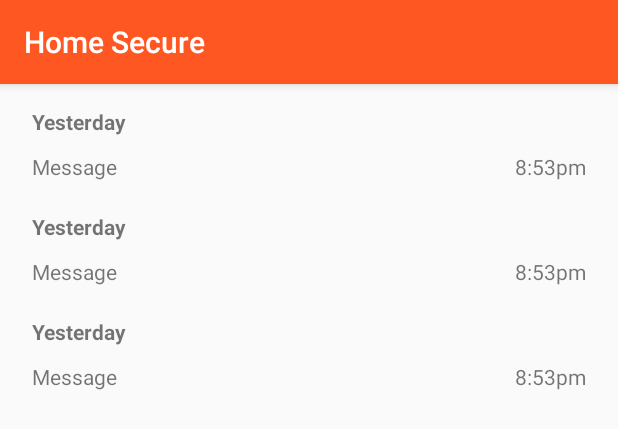
After one commit to Ogadai/MyHomeSecureAndroid, an Android app: the layout fragment_history_list.xml on its own in the app's theme, with its tools: preview values and no code run, on a phone screen of 412 x 824 dp. The commit adds this screen. Shown: the top 429 px of the screen. Run offline under Robolectric (Android 15) with nearby library versions, the phone set to English and light mode, and no system bars.

Commit message:
Added history view

```diff
--- a/app/build.gradle
+++ b/app/build.gradle
@@ -40,10 +40,10 @@ dependencies {
     compile fileTree(dir: 'libs', include: ['*.jar'])
     compile 'com.google.code.gson:gson:2.3'
     compile 'com.google.guava:guava:18.0'
-    compile 'com.android.support:appcompat-v7:23.1.0'
+    compile 'com.android.support:appcompat-v7:23.1.1'
     compile 'com.android.support:preference-v7:23.1.0'
-    compile 'com.android.support:design:23.1.0'
-    compile 'com.android.support:recyclerview-v7:23.1.0'
+    compile 'com.android.support:design:23.1.1'
+    compile 'com.android.support:recyclerview-v7:23.1.1'
     compile 'com.microsoft.azure:azure-mobile-services-android-sdk:2.0.3'
     compile 'com.microsoft.azure:azure-notifications-handler:1.0.1@jar'
     compile 'javax.websocket:javax.websocket-api:1.1'
--- a/app/src/main/java/com/ogadai/ogadai_secure/MainActivity.java
+++ b/app/src/main/java/com/ogadai/ogadai_secure/MainActivity.java
@@ -99,6 +99,9 @@ public class MainActivity extends Activity
         switch(position) {
             case 0:
                 newFragment = new MonitorStatesFragment();
+                break;
+            case 1:
+                newFragment = new HistoryFragment();
                 break;
             default:
                 newFragment = PlaceholderFragment.newInstance(position + 1);
--- /dev/null
+++ b/app/src/main/res/layout/fragment_history.xml
@@ -0,0 +1,42 @@
+<?xml version="1.0" encoding="utf-8"?>
+<LinearLayout xmlns:android="http://schemas.android.com/apk/res/android"
+    android:layout_width="match_parent"
+    android:layout_height="wrap_content"
+    android:orientation="vertical">
+
+    <TextView
+        android:id="@+id/date"
+        android:layout_width="wrap_content"
+        android:layout_height="wrap_content"
+        android:layout_marginTop="15dp"
+        android:layout_marginLeft="@dimen/text_margin"
+        android:layout_marginRight="@dimen/text_margin"
+        android:layout_marginBottom="@dimen/text_margin"
+        android:textStyle="bold"
+        android:text="@string/date_text"
+        />
+
+    <LinearLayout
+        android:layout_width="match_parent"
+        android:layout_height="wrap_content"
+        android:orientation="horizontal">
+
+        <TextView
+            android:id="@+id/message"
+            android:layout_width="wrap_content"
+            android:layout_height="wrap_content"
+            android:layout_margin="@dimen/text_margin"
+            android:text="@string/message_text"
+            android:layout_weight="1"
+            />
+
+        <TextView
+            android:id="@+id/time"
+            android:layout_width="wrap_content"
+            android:layout_height="wrap_content"
+            android:layout_margin="@dimen/text_margin"
+            android:text="@string/time_text"
+            />
+    </LinearLayout>
+
+</LinearLayout>
--- /dev/null
+++ b/app/src/main/res/layout/fragment_history_list.xml
@@ -0,0 +1,13 @@
+<?xml version="1.0" encoding="utf-8"?>
+<android.support.v7.widget.RecyclerView xmlns:android="http://schemas.android.com/apk/res/android"
+    xmlns:app="http://schemas.android.com/apk/res-auto"
+    xmlns:tools="http://schemas.android.com/tools"
+    android:id="@+id/list"
+    android:name="com.ogadai.ogadai_secure.HistoryFragment"
+    android:layout_width="match_parent"
+    android:layout_height="match_parent"
+    android:layout_marginLeft="16dp"
+    android:layout_marginRight="16dp"
+    app:layoutManager="LinearLayoutManager"
+    tools:context="com.ogadai.ogadai_secure.HistoryFragment"
+    tools:listitem="@layout/fragment_history" />
--- a/app/src/main/res/layout/row_list_monitor_states.xml
+++ b/app/src/main/res/layout/row_list_monitor_states.xml
@@ -8,7 +8,7 @@
         android:id="@+id/switchStateActive"
         android:layout_width="match_parent"
         android:layout_height="wrap_content"
-        android:layout_margin="5dp"
+        android:layout_margin="@dimen/text_margin"
         android:text="@string/checkbox_text" />
 
 </LinearLayout>
--- a/app/src/main/res/values/dimens.xml
+++ b/app/src/main/res/values/dimens.xml
@@ -6,4 +6,5 @@
     <!-- Per the design guidelines, navigation drawers should be between 240dp and 320dp:
          https://developer.android.com/design/patterns/navigation-drawer.html -->
     <dimen name="navigation_drawer_width">240dp</dimen>
+    <dimen name="text_margin">5dp</dimen>
 </resources>
--- a/app/src/main/res/values/strings.xml
+++ b/app/src/main/res/values/strings.xml
@@ -6,6 +6,9 @@
     <string name="mobile_services">Mobile Services </string>
     <string name="menu_refresh">Refresh</string>
     <string name="checkbox_text">Item Text</string>
+    <string name="message_text">Message</string>
+    <string name="date_text">Yesterday</string>
+    <string name="time_text">8:53pm</string>
 
     <string name="title_activity_main">Home Secure</string>
 
```
Also changed, not shown: app/src/main/java/com/ogadai/ogadai_secure/HistoryFragment.java (added, +143 -0 lines), app/src/main/java/com/ogadai/ogadai_secure/HistoryItem.java (added, +64 -0 lines), app/src/main/java/com/ogadai/ogadai_secure/HistoryRecyclerViewAdapter.java (added, +93 -0 lines), app/src/main/java/com/ogadai/ogadai_secure/IServerRequest.java (added, +10 -0 lines), app/src/main/java/com/ogadai/ogadai_secure/ServerRequest.java (added, +54 -0 lines), 1 other file.
